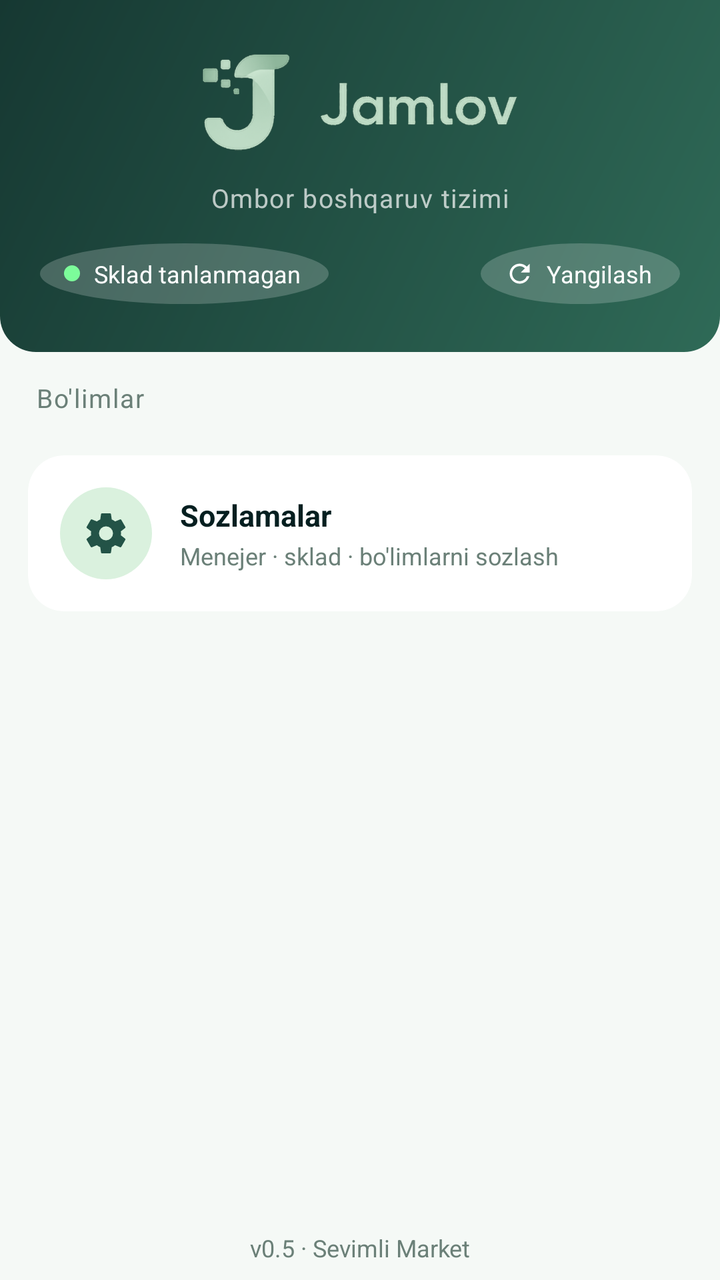
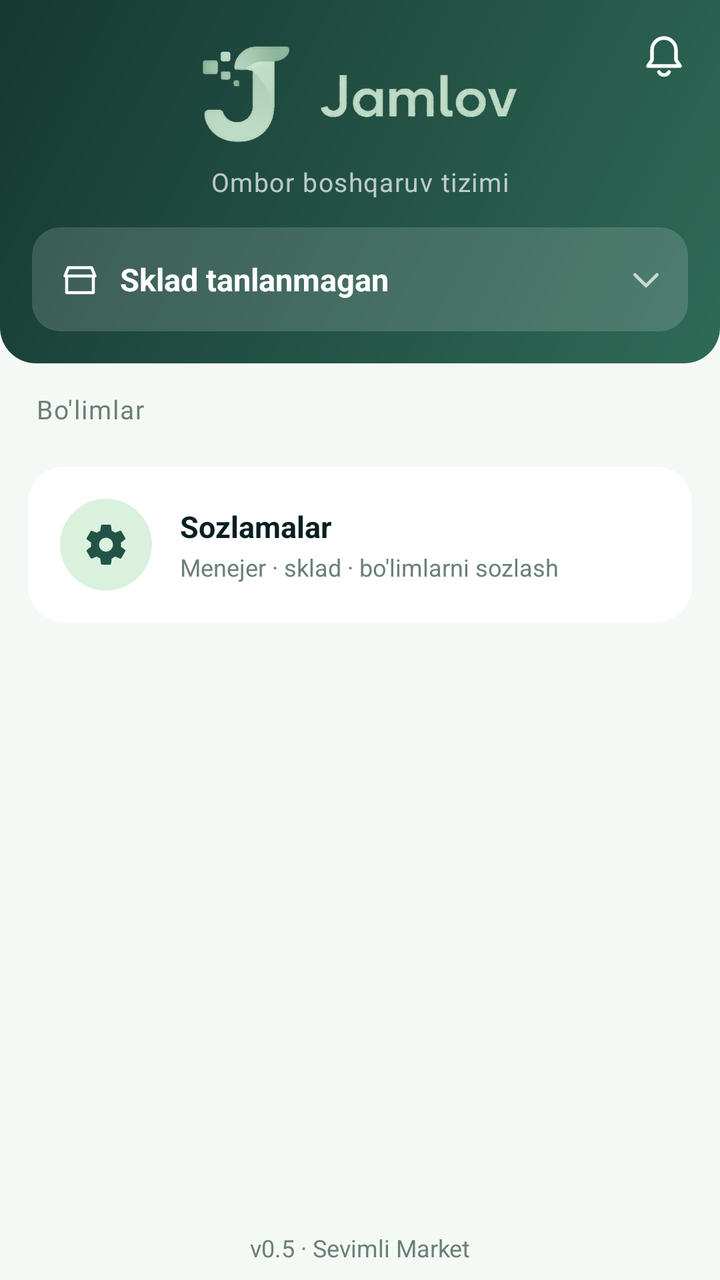

Compare the two renders of this Android layout. The source of the first and the diff that turns it into the second are given below.
<!-- AndroidManifest.xml: application theme Theme.SevimliTZD -->
<!-- res/layout/activity_menu.xml -->
<?xml version="1.0" encoding="utf-8"?>
<LinearLayout xmlns:android="http://schemas.android.com/apk/res/android"
    xmlns:app="http://schemas.android.com/apk/res-auto"
    android:layout_width="match_parent"
    android:layout_height="match_parent"
    android:orientation="vertical"
    android:background="@color/bg_light">

    <LinearLayout
        android:layout_width="match_parent"
        android:layout_height="wrap_content"
        android:orientation="vertical"
        android:gravity="center_horizontal"
        android:background="@drawable/bg_header"
        android:paddingStart="20dp"
        android:paddingEnd="20dp"
        android:paddingTop="18dp"
        android:paddingBottom="24dp">

        
        <ImageView
            android:layout_width="182dp"
            android:layout_height="66dp"
            android:src="@drawable/logo_wide"
            android:scaleType="fitCenter"
            android:contentDescription="Jamlov" />

        <TextView
            android:layout_width="wrap_content"
            android:layout_height="wrap_content"
            android:layout_marginTop="6dp"
            android:text="Ombor boshqaruv tizimi"
            android:textColor="@color/white70"
            android:textSize="13sp"
            android:letterSpacing="0.04" />

        <LinearLayout
            android:layout_width="match_parent"
            android:layout_height="wrap_content"
            android:layout_marginTop="14dp"
            android:orientation="horizontal"
            android:gravity="center_vertical">

            <LinearLayout
                android:layout_width="wrap_content"
                android:layout_height="wrap_content"
                android:orientation="horizontal"
                android:gravity="center_vertical"
                android:background="@drawable/bg_icon_circle_dark"
                android:paddingStart="12dp"
                android:paddingEnd="14dp"
                android:paddingTop="7dp"
                android:paddingBottom="7dp">

                <View
                    android:layout_width="8dp"
                    android:layout_height="8dp"
                    android:background="@drawable/bg_icon_circle"
                    android:backgroundTint="#7CFC9A" />

                <TextView
                    android:id="@+id/statusChip"
                    android:layout_width="wrap_content"
                    android:layout_height="wrap_content"
                    android:layout_marginStart="7dp"
                    android:text="Sklad tanlanmagan"
                    android:textColor="@color/white"
                    android:textSize="12sp" />
            </LinearLayout>

            <View
                android:layout_width="0dp"
                android:layout_height="1dp"
                android:layout_weight="1" />

            <LinearLayout
                android:id="@+id/btnRefresh"
                android:layout_width="wrap_content"
                android:layout_height="wrap_content"
                android:orientation="horizontal"
                android:gravity="center_vertical"
                android:background="@drawable/bg_icon_circle_dark"
                android:paddingStart="12dp"
                android:paddingEnd="14dp"
                android:paddingTop="7dp"
                android:paddingBottom="7dp"
                android:foreground="?attr/selectableItemBackground">

                <ImageView
                    android:layout_width="15dp"
                    android:layout_height="15dp"
                    android:src="@drawable/ic_refresh"
                    android:tint="@color/white"
                    android:contentDescription="Yangilash" />

                <TextView
                    android:layout_width="wrap_content"
                    android:layout_height="wrap_content"
                    android:layout_marginStart="6dp"
                    android:text="Yangilash"
                    android:textColor="@color/white"
                    android:textSize="12sp" />
            </LinearLayout>
        </LinearLayout>
    </LinearLayout>

    <ScrollView
        android:layout_width="match_parent"
        android:layout_height="0dp"
        android:layout_weight="1"
        android:overScrollMode="never">

        <LinearLayout
            android:layout_width="match_parent"
            android:layout_height="wrap_content"
            android:orientation="vertical"
            android:padding="14dp">

            <TextView
                android:layout_width="wrap_content"
                android:layout_height="wrap_content"
                android:layout_marginStart="4dp"
                android:layout_marginBottom="10dp"
                android:text="Bo'limlar"
                android:textColor="@color/text_gray"
                android:textSize="13sp"
                android:letterSpacing="0.05" />

            
            <LinearLayout
                android:id="@+id/gridContainer"
                android:layout_width="match_parent"
                android:layout_height="wrap_content"
                android:orientation="vertical" />

            <androidx.cardview.widget.CardView
                android:id="@+id/cardScannerTest"
                android:layout_width="match_parent"
                android:layout_height="wrap_content"
                android:layout_marginTop="10dp"
                app:cardCornerRadius="18dp"
                app:cardElevation="0dp"
                app:cardBackgroundColor="@color/white"
                android:foreground="?attr/selectableItemBackground">

                <LinearLayout
                    android:layout_width="match_parent"
                    android:layout_height="wrap_content"
                    android:orientation="horizontal"
                    android:gravity="center_vertical"
                    android:padding="16dp">

                    <FrameLayout style="@style/MenuIconWrap" android:background="@drawable/bg_icon_circle">
                        <ImageView style="@style/MenuIcon" android:src="@drawable/ic_settings" app:tint="@color/brand"/>
                    </FrameLayout>

                    <LinearLayout
                        android:layout_width="0dp"
                        android:layout_height="wrap_content"
                        android:layout_weight="1"
                        android:layout_marginStart="14dp"
                        android:orientation="vertical">

                        <TextView style="@style/MenuCardTitle" android:layout_marginTop="0dp" android:text="Sozlamalar"/>
                        <TextView style="@style/MenuCardSub" android:text="Menejer · sklad · bo'limlarni sozlash"/>
                    </LinearLayout>
                </LinearLayout>
            </androidx.cardview.widget.CardView>
        </LinearLayout>
    </ScrollView>

    <TextView
        android:id="@+id/footerVersion"
        android:layout_width="match_parent"
        android:layout_height="wrap_content"
        android:gravity="center"
        android:padding="8dp"
        android:text="v0.5 · Sevimli Market"
        android:textColor="@color/text_gray"
        android:textSize="12sp" />
</LinearLayout>
<!-- resources referenced by this layout -->
<resources>
  <color name="bg_light">#F5F9F6</color>
  <color name="brand">#235347</color>
  <color name="text_gray">#6B8078</color>
  <color name="white">#FFFFFF</color>
  <color name="white70">#B3FFFFFF</color>
  <!-- drawable bg_icon_circle (drawable) -->
  <shape xmlns:android="http://schemas.android.com/apk/res/android" android:shape="oval">
      <solid android:color="@color/brand_tint"/>
  </shape>
  <!-- drawable bg_icon_circle_dark (drawable) -->
  <shape xmlns:android="http://schemas.android.com/apk/res/android" android:shape="oval">
      <solid android:color="#33FFFFFF"/>
  </shape>
  <!-- drawable ic_refresh (drawable) -->
  <vector xmlns:android="http://schemas.android.com/apk/res/android"
      android:width="24dp"
      android:height="24dp"
      android:viewportWidth="24"
      android:viewportHeight="24">
      <path
          android:fillColor="#FFFFFF"
          android:pathData="M17.65,6.35C16.2,4.9 14.21,4 12,4c-4.42,0 -7.99,3.58 -7.99,8s3.57,8 7.99,8c3.73,0 6.84,-2.55 7.73,-6h-2.08c-0.82,2.33 -3.04,4 -5.65,4 -3.31,0 -6,-2.69 -6,-6s2.69,-6 6,-6c1.66,0 3.14,0.69 4.22,1.78L13,11h7V4l-2.35,2.35z" />
  </vector>
  <style name="MenuCardSub">
          <item name="android:layout_width">wrap_content</item>
          <item name="android:layout_height">wrap_content</item>
          <item name="android:layout_marginTop">2dp</item>
          <item name="android:textSize">12sp</item>
          <item name="android:textColor">@color/text_gray</item>
      </style>
  <style name="MenuIcon">
          <item name="android:layout_width">24dp</item>
          <item name="android:layout_height">24dp</item>
          <item name="android:layout_gravity">center</item>
      </style>
  <style name="MenuIconWrap">
          <item name="android:layout_width">46dp</item>
          <item name="android:layout_height">46dp</item>
      </style>
  <color name="brand_soft">#2F6A57</color>
  <color name="brand_dark">#163832</color>
  <color name="brand_tint">#DAF1DE</color>
  <color name="text_dark">#051F20</color>
  <!-- drawable j_dialog_bg (drawable) -->
  <?xml version="1.0" encoding="utf-8"?>
  <shape xmlns:android="http://schemas.android.com/apk/res/android" android:shape="rectangle">
      <solid android:color="@color/white"/>
      <corners android:radius="20dp"/>
  </shape>
  <style name="JamlovDialogTitle" parent="android:TextAppearance.Material.DialogWindowTitle">
          <item name="android:textSize">19sp</item>
          <item name="android:textStyle">bold</item>
          <item name="android:textColor">@color/text_dark</item>
      </style>
  <!-- unchanged entries left out for length: 7 -->
</resources>

<!-- the commit's change to res/layout/activity_menu.xml (unified diff, before → after) -->
@@ -6,103 +6,109 @@
     android:orientation="vertical"
     android:background="@color/bg_light">
 
-    <LinearLayout
+    
+    <FrameLayout
         android:layout_width="match_parent"
         android:layout_height="wrap_content"
-        android:orientation="vertical"
-        android:gravity="center_horizontal"
-        android:background="@drawable/bg_header"
-        android:paddingStart="20dp"
-        android:paddingEnd="20dp"
-        android:paddingTop="18dp"
-        android:paddingBottom="24dp">
-
-        
-        <ImageView
-            android:layout_width="182dp"
-            android:layout_height="66dp"
-            android:src="@drawable/logo_wide"
-            android:scaleType="fitCenter"
-            android:contentDescription="Jamlov" />
-
-        <TextView
-            android:layout_width="wrap_content"
-            android:layout_height="wrap_content"
-            android:layout_marginTop="6dp"
-            android:text="Ombor boshqaruv tizimi"
-            android:textColor="@color/white70"
-            android:textSize="13sp"
-            android:letterSpacing="0.04" />
+        android:background="@drawable/bg_header">
 
         <LinearLayout
             android:layout_width="match_parent"
             android:layout_height="wrap_content"
-            android:layout_marginTop="14dp"
-            android:orientation="horizontal"
-            android:gravity="center_vertical">
+            android:orientation="vertical"
+            android:gravity="center_horizontal"
+            android:paddingStart="16dp"
+            android:paddingEnd="16dp"
+            android:paddingTop="14dp"
+            android:paddingBottom="16dp">
+
+            <ImageView
+                android:layout_width="182dp"
+                android:layout_height="66dp"
+                android:src="@drawable/logo_wide"
+                android:scaleType="fitCenter"
+                android:contentDescription="Jamlov" />
+
+            <TextView
+                android:layout_width="wrap_content"
+                android:layout_height="wrap_content"
+                android:layout_marginTop="2dp"
+                android:text="Ombor boshqaruv tizimi"
+                android:textColor="@color/white70"
+                android:textSize="13sp"
+                android:letterSpacing="0.04" />
 
             <LinearLayout
-                android:layout_width="wrap_content"
-                android:layout_height="wrap_content"
+                android:id="@+id/storeBar"
+                android:layout_width="match_parent"
+                android:layout_height="52dp"
+                android:layout_marginTop="14dp"
                 android:orientation="horizontal"
                 android:gravity="center_vertical"
-                android:background="@drawable/bg_icon_circle_dark"
-                android:paddingStart="12dp"
-                android:paddingEnd="14dp"
-                android:paddingTop="7dp"
-                android:paddingBottom="7dp">
+                android:background="@drawable/j_chip_wide"
+                android:paddingStart="14dp"
+                android:paddingEnd="10dp"
+                android:foreground="?attr/selectableItemBackground"
+                android:clickable="true"
+                android:focusable="true">
 
-                <View
-                    android:layout_width="8dp"
-                    android:layout_height="8dp"
-                    android:background="@drawable/bg_icon_circle"
-                    android:backgroundTint="#7CFC9A" />
+                <ImageView
+                    android:layout_width="20dp"
+                    android:layout_height="20dp"
+                    android:src="@drawable/j_ic_store"
+                    app:tint="@color/white"
+                    android:contentDescription="Sklad" />
 
                 <TextView
                     android:id="@+id/statusChip"
-                    android:layout_width="wrap_content"
+                    android:layout_width="0dp"
                     android:layout_height="wrap_content"
-                    android:layout_marginStart="7dp"
+                    android:layout_weight="1"
+                    android:layout_marginStart="10dp"
+                    android:maxLines="1"
+                    android:ellipsize="end"
                     android:text="Sklad tanlanmagan"
                     android:textColor="@color/white"
-                    android:textSize="12sp" />
+                    android:textSize="15.5sp"
+                    android:textStyle="bold" />
+
+                <ImageView
+                    android:layout_width="22dp"
+                    android:layout_height="22dp"
+                    android:src="@drawable/j_ic_chevron_down"
+                    app:tint="@color/white70"
+                    android:contentDescription="Tanlash" />
             </LinearLayout>
+        </LinearLayout>
+
+        <FrameLayout
+            android:layout_width="48dp"
+            android:layout_height="48dp"
+            android:layout_gravity="top|end"
+            android:layout_marginTop="4dp"
+            android:layout_marginEnd="4dp">
+
+            <ImageView
+                android:id="@+id/btnBell"
+                android:layout_width="48dp"
+                android:layout_height="48dp"
+                android:padding="12dp"
+                android:src="@drawable/j_ic_bell"
+                app:tint="@color/white"
+                android:background="?attr/selectableItemBackgroundBorderless"
+                android:contentDescription="Bildirishnomalar" />
 
             <View
-                android:layout_width="0dp"
-                android:layout_height="1dp"
-                android:layout_weight="1" />
-
-            <LinearLayout
-                android:id="@+id/btnRefresh"
-                android:layout_width="wrap_content"
-                android:layout_height="wrap_content"
-                android:orientation="horizontal"
-                android:gravity="center_vertical"
-                android:background="@drawable/bg_icon_circle_dark"
-                android:paddingStart="12dp"
-                android:paddingEnd="14dp"
-                android:paddingTop="7dp"
-                android:paddingBottom="7dp"
-                android:foreground="?attr/selectableItemBackground">
-
-                <ImageView
-                    android:layout_width="15dp"
-                    android:layout_height="15dp"
-                    android:src="@drawable/ic_refresh"
-                    android:tint="@color/white"
-                    android:contentDescription="Yangilash" />
-
-                <TextView
-                    android:layout_width="wrap_content"
-                    android:layout_height="wrap_content"
-                    android:layout_marginStart="6dp"
-                    android:text="Yangilash"
-                    android:textColor="@color/white"
-                    android:textSize="12sp" />
-            </LinearLayout>
-        </LinearLayout>
-    </LinearLayout>
+                android:id="@+id/bellDot"
+                android:layout_width="11dp"
+                android:layout_height="11dp"
+                android:layout_gravity="top|end"
+                android:layout_marginTop="10dp"
+                android:layout_marginEnd="10dp"
+                android:background="@drawable/j_dot_new"
+                android:visibility="gone" />
+        </FrameLayout>
+    </FrameLayout>
 
     <ScrollView
         android:layout_width="match_parent"
<!-- resource entries referenced after the edit -->
@@ -9,19 +9,40 @@
   <shape xmlns:android="http://schemas.android.com/apk/res/android" android:shape="oval">
       <solid android:color="@color/brand_tint"/>
   </shape>
-  <!-- drawable bg_icon_circle_dark (drawable) -->
+  <!-- drawable j_chip_wide (drawable) -->
+  <shape xmlns:android="http://schemas.android.com/apk/res/android" android:shape="rectangle">
+      <solid android:color="#26FFFFFF"/>
+      <corners android:radius="14dp"/>
+  </shape>
+  <!-- drawable j_dot_new (drawable) -->
   <shape xmlns:android="http://schemas.android.com/apk/res/android" android:shape="oval">
-      <solid android:color="#33FFFFFF"/>
+      <solid android:color="#FFB020"/>
+      <stroke android:width="2dp" android:color="@color/brand_dark"/>
   </shape>
-  <!-- drawable ic_refresh (drawable) -->
+  <!-- drawable j_ic_bell (drawable) -->
   <vector xmlns:android="http://schemas.android.com/apk/res/android"
-      android:width="24dp"
-      android:height="24dp"
-      android:viewportWidth="24"
-      android:viewportHeight="24">
-      <path
-          android:fillColor="#FFFFFF"
-          android:pathData="M17.65,6.35C16.2,4.9 14.21,4 12,4c-4.42,0 -7.99,3.58 -7.99,8s3.57,8 7.99,8c3.73,0 6.84,-2.55 7.73,-6h-2.08c-0.82,2.33 -3.04,4 -5.65,4 -3.31,0 -6,-2.69 -6,-6s2.69,-6 6,-6c1.66,0 3.14,0.69 4.22,1.78L13,11h7V4l-2.35,2.35z" />
+      android:width="24dp" android:height="24dp"
+      android:viewportWidth="24" android:viewportHeight="24"
+      android:tint="@color/brand">
+      <path android:pathData="M6,9 C6,5.7 8.7,3 12,3 C15.3,3 18,5.7 18,9 L18,14 L20,17 L4,17 L6,14 Z M9.5,20 C10,21 11,21.5 12,21.5 C13,21.5 14,21 14.5,20" android:strokeColor="#FF000000"
+          android:strokeWidth="1.8" android:strokeLineCap="round"
+          android:strokeLineJoin="round" android:fillColor="#00000000"/>
+  </vector>
+  <!-- drawable j_ic_chevron_down (drawable) -->
+  <vector xmlns:android="http://schemas.android.com/apk/res/android"
+      android:width="24dp" android:height="24dp"
+      android:viewportWidth="24" android:viewportHeight="24"
+      android:tint="@color/brand">
+      <path android:pathData="M6,9.5 L12,15.5 L18,9.5" android:strokeColor="#FF000000"
+          android:strokeWidth="1.8" android:strokeLineCap="round"
+          android:strokeLineJoin="round" android:fillColor="#00000000"/>
+  </vector>
+  <!-- drawable j_ic_store (drawable) -->
+  <vector xmlns:android="http://schemas.android.com/apk/res/android"
+      android:width="24dp" android:height="24dp"
+      android:viewportWidth="24" android:viewportHeight="24"
+      android:tint="@color/brand">
+      <path android:pathData="M4,10 L4,20 L20,20 L20,10 M3,10 L5,5 L19,5 L21,10 Z" android:strokeColor="#FF000000" android:strokeWidth="1.8" android:strokeLineCap="round" android:strokeLineJoin="round" android:fillColor="#00000000"/>
   </vector>
   <style name="MenuCardSub">
           <item name="android:layout_width">wrap_content</item>
